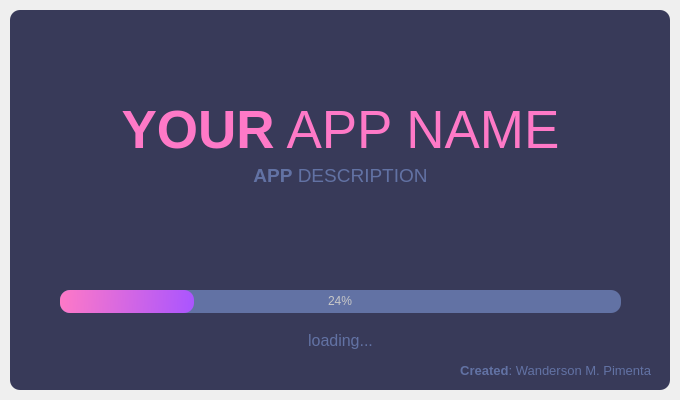
The window that splash_screen.ui (raj713335/PARIKSHA) describes before a commit, drawn with Qt 5.
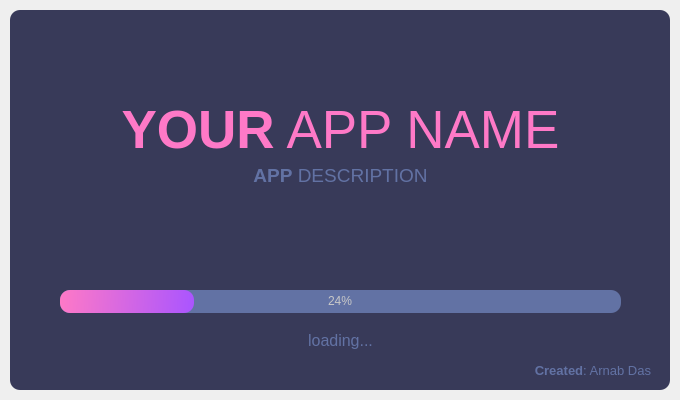
The same window after the commit.

```diff
--- a/splash_screen.ui
+++ b/splash_screen.ui
@@ -166,7 +166,7 @@
         <string notr="true">color: rgb(98, 114, 164);</string>
        </property>
        <property name="text">
-        <string>&lt;strong&gt;Created&lt;/strong&gt;: Wanderson M. Pimenta</string>
+        <string>&lt;strong&gt;Created&lt;/strong&gt;: Arnab Das</string>
        </property>
        <property name="alignment">
         <set>Qt::AlignRight|Qt::AlignTrailing|Qt::AlignVCenter</set>
```
